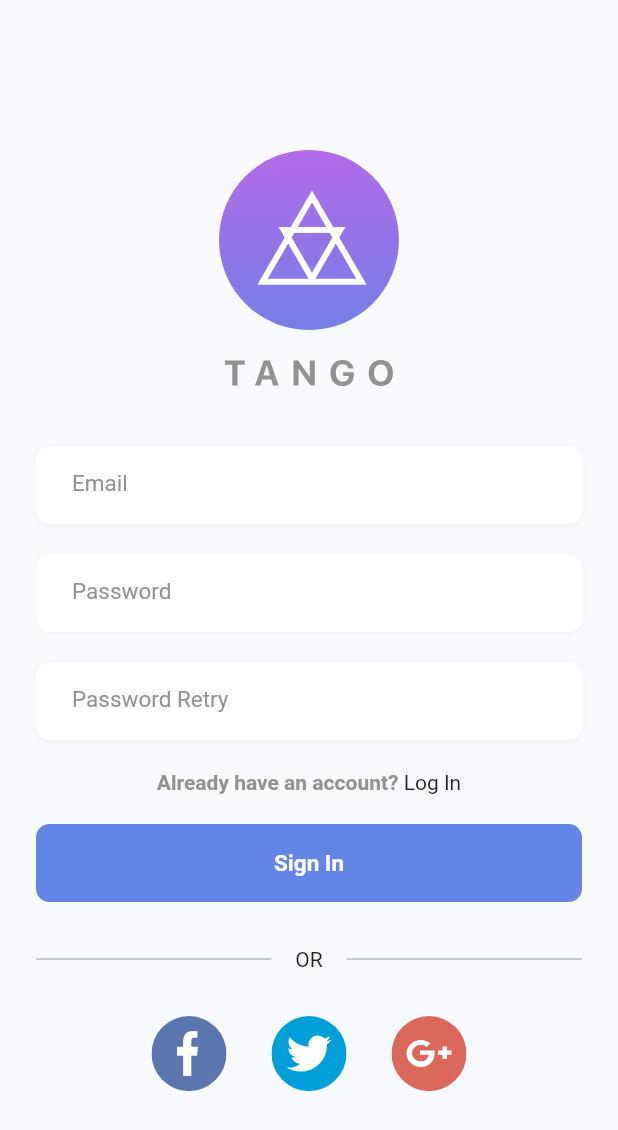
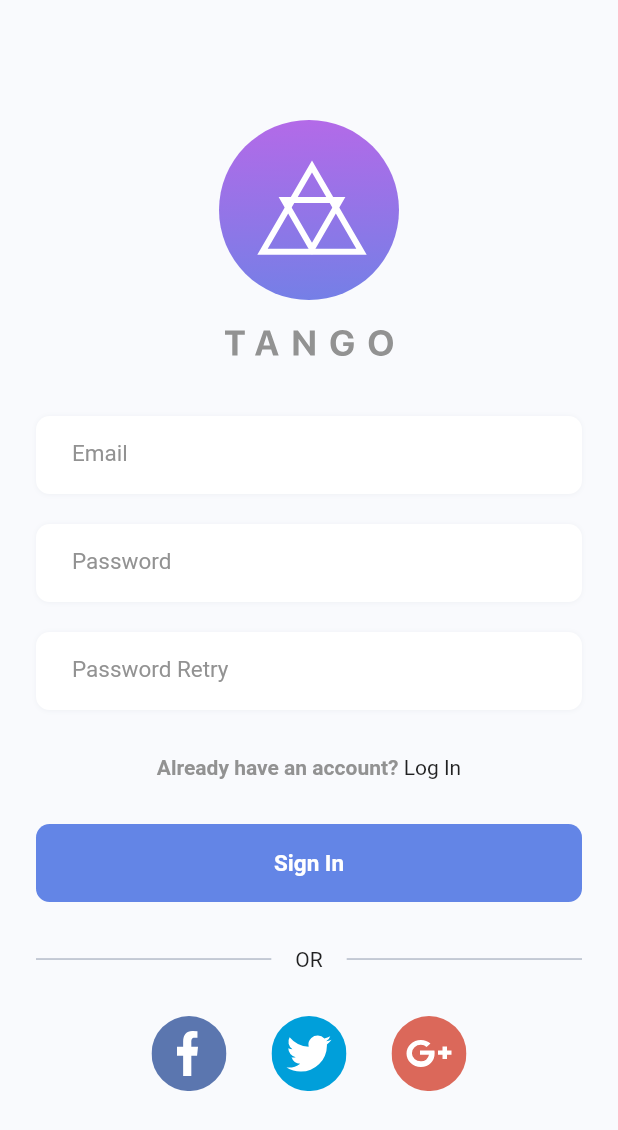
Before and after one commit to luoqiao6/flutter_bloc, a Flutter app: the screen it shows after launch, on a phone screen of 412 x 824 dp. Shown: the top 1130 px of the screen. Run offline on Flutter 3.47's test engine with Material 2 defaults, Android fonts, the phone set to English and light mode, and no system bars; our stand-ins replace flutter_svg, rxdart; Roboto replaces fonts that are missing (SF-Pro-Display-Medium, SF-Pro-Display-Regular, SF-Pro-Display-SemiBold); project files that could hold a hidden picture were left out.

Commit message:
修改注册页

```diff
--- a/lib/pages/light/register_page.dart
+++ b/lib/pages/light/register_page.dart
@@ -26,12 +26,12 @@ class _RegisterPageState extends State<RegisterPage> {
           //mainAxisAlignment: MainAxisAlignment.center,
           slivers: <Widget>[
 
-            SliverPadding(
-              padding: EdgeInsets.only(top: 100),
-            ),
-
             SliverList(
               delegate: SliverChildListDelegate([
+
+                Padding(
+                  padding: EdgeInsets.only(top: 80),
+                ),
 
                 Container(
                   //width: 120,
@@ -43,18 +43,11 @@ class _RegisterPageState extends State<RegisterPage> {
                   ),
                 ),
 
-              ]),
-            ),
-
-
-
-            SliverPadding(
+                Padding(
                   padding: EdgeInsets.only(top: 20),
                 ),
 
-            SliverList(
-              delegate: SliverChildListDelegate([
-
+                /// Logo
                 Container(
                   child: SvgPicture.asset(
                     'res/images/tango_text.svg',
@@ -64,17 +57,11 @@ class _RegisterPageState extends State<RegisterPage> {
                   ),
                 ),
 
-              ]),
-            ),
-
-            SliverPadding(
+                Padding(
                   padding: EdgeInsets.only(top: 40),
                 ),
 
-            /// Email TextField
-            SliverList(
-              delegate: SliverChildListDelegate([
-
+                /// Email
                 Container(
                   height: 52,
                   decoration: BoxDecoration(
@@ -119,18 +106,12 @@ class _RegisterPageState extends State<RegisterPage> {
                   ),
                 ),
 
-              ]),
+                Padding(
+                  padding: EdgeInsets.only(top: 20),
                 ),
 
 
-            SliverPadding(
-              padding: EdgeInsets.only(top: 20),
-            ),
-
-            /// Password TextField
-            SliverList(
-              delegate: SliverChildListDelegate([
-
+                /// Password
                 Container(
                   height: 52,
                   decoration: BoxDecoration(
@@ -175,18 +156,11 @@ class _RegisterPageState extends State<RegisterPage> {
                   ),
                 ),
 
-
-              ]),
-            ),
-
-            SliverPadding(
+                Padding(
                   padding: EdgeInsets.only(top: 20),
                 ),
 
-            /// Password Retry TextField
-            SliverList(
-              delegate: SliverChildListDelegate([
-
+                /// Password Retry
                 Container(
                   height: 52,
                   decoration: BoxDecoration(
@@ -231,15 +205,12 @@ class _RegisterPageState extends State<RegisterPage> {
                   ),
                 ),
 
-              ]),
+                Padding(
+                  padding: EdgeInsets.only(top: 30),
                 ),
 
-            SliverPadding(
-              padding: EdgeInsets.only(top: 20),
-            ),
 
-            SliverList(
-              delegate: SliverChildListDelegate([
+                /// text
                 Row(
                   mainAxisAlignment: MainAxisAlignment.center,
                   children: <Widget>[
@@ -253,15 +224,11 @@ class _RegisterPageState extends State<RegisterPage> {
                   ],
                 ),
 
-              ]),
+                Padding(
+                  padding: EdgeInsets.only(top: 30),
                 ),
 
-            SliverPadding(
-              padding: EdgeInsets.only(top: 20),
-            ),
-
-            SliverList(
-              delegate: SliverChildListDelegate([
+                /// Sign In bottom
                 Container(
                   height: 52,
                   alignment: Alignment.center,
@@ -272,19 +239,13 @@ class _RegisterPageState extends State<RegisterPage> {
                     ),
                   ),
                   child: Text('Sign In', style: TangoTextStyles.SFProDisplaySemiBold15White,),
-                )
-
-              ]),
                 ),
 
-            SliverPadding(
+                Padding(
                   padding: EdgeInsets.only(top: 30),
                 ),
 
                 /// OR
-            SliverList(
-              delegate: SliverChildListDelegate([
-
                 Row(
                   children: <Widget>[
 
@@ -320,17 +281,11 @@ class _RegisterPageState extends State<RegisterPage> {
                   ],
                 ),
 
-
-              ]),
-            ),
-
-            SliverPadding(
+                Padding(
                   padding: EdgeInsets.only(top: 30),
                 ),
 
-
-            SliverList(
-              delegate: SliverChildListDelegate([
+                /// third login
                 Row(
                   mainAxisAlignment: MainAxisAlignment.center,
                   children: <Widget>[
@@ -371,12 +326,15 @@ class _RegisterPageState extends State<RegisterPage> {
 
                   ],
                 ),
-              ]),
+
+
+                Padding(
+                  padding: EdgeInsets.only(left: 30),
                 ),
 
 
-            SliverPadding(
-              padding: EdgeInsets.only(top: 30),
+
+              ]),
             ),
 
 
```
Lines whose indentation alone changed are shown as unchanged.
